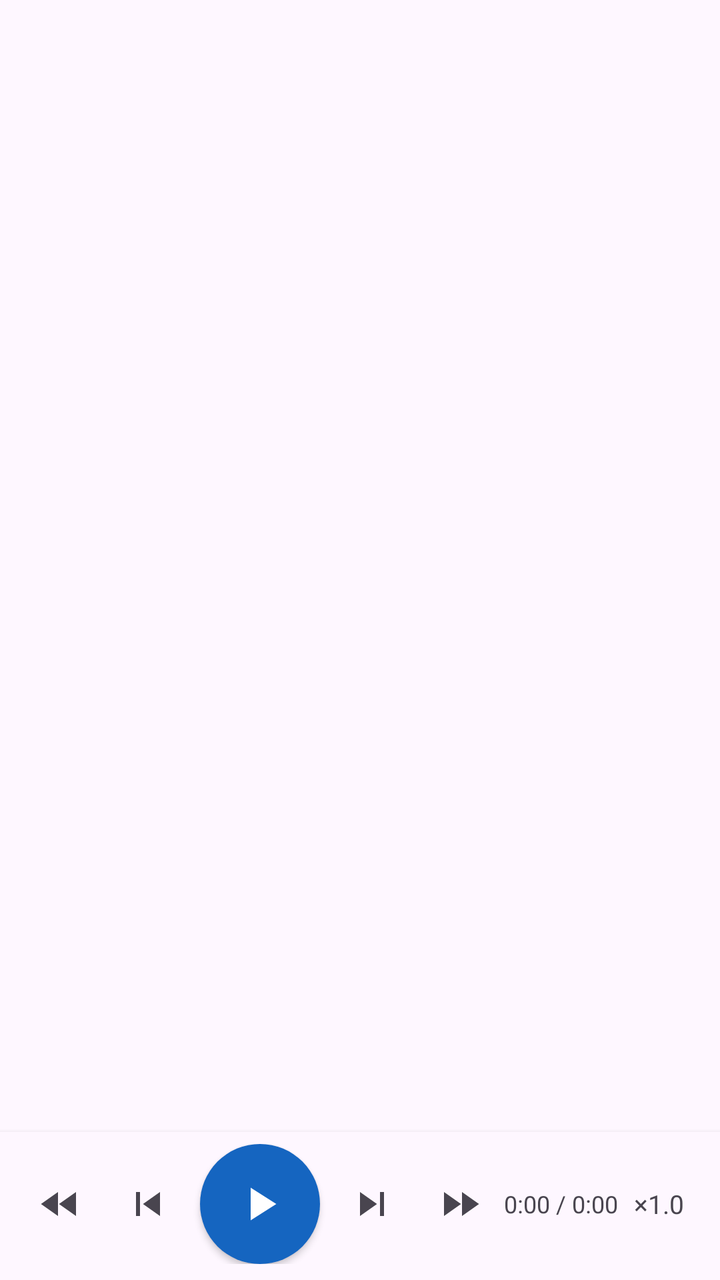
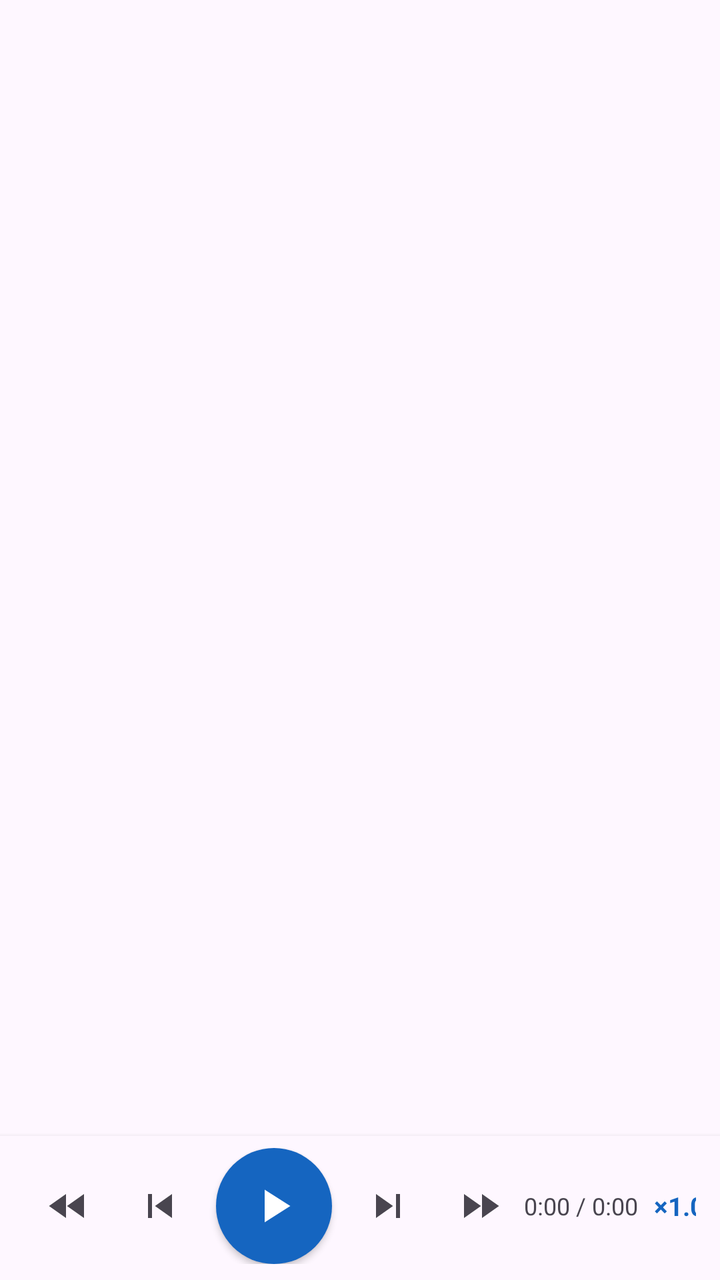

Compare the two renders of this Android layout. The source of the first and the diff that turns it into the second are given below.
<!-- AndroidManifest.xml: application theme Theme.AReadText -->
<!-- res/layout/activity_reader.xml -->
<?xml version="1.0" encoding="utf-8"?>
<LinearLayout xmlns:android="http://schemas.android.com/apk/res/android"
    xmlns:app="http://schemas.android.com/apk/res-auto"
    android:id="@+id/root"
    android:layout_width="match_parent"
    android:layout_height="match_parent"
    android:orientation="vertical">

    <com.google.android.material.appbar.MaterialToolbar
        android:id="@+id/toolbar"
        android:layout_width="match_parent"
        android:layout_height="?attr/actionBarSize"
        android:background="?attr/colorSurface"
        app:titleTextAppearance="@style/TextAppearance.AppCompat.Widget.ActionBar.Title">

        <LinearLayout
            android:layout_width="wrap_content"
            android:layout_height="match_parent"
            android:gravity="center_vertical"
            android:orientation="vertical">

            <TextView
                android:id="@+id/toolbarTitle"
                android:layout_width="wrap_content"
                android:layout_height="wrap_content"
                android:ellipsize="end"
                android:maxWidth="220dp"
                android:singleLine="true"
                android:textSize="16sp"
                android:textStyle="bold" />

            <LinearLayout
                android:layout_width="wrap_content"
                android:layout_height="wrap_content"
                android:orientation="horizontal">

                <TextView
                    android:id="@+id/chapterTitle"
                    android:layout_width="wrap_content"
                    android:layout_height="wrap_content"
                    android:ellipsize="end"
                    android:maxWidth="160dp"
                    android:singleLine="true"
                    android:textSize="11sp" />

                <TextView
                    android:id="@+id/chapterCounter"
                    android:layout_width="wrap_content"
                    android:layout_height="wrap_content"
                    android:layout_marginStart="6dp"
                    android:textSize="11sp" />
            </LinearLayout>
        </LinearLayout>
    </com.google.android.material.appbar.MaterialToolbar>

    <FrameLayout
        android:layout_width="match_parent"
        android:layout_height="0dp"
        android:layout_weight="1">

        <androidx.recyclerview.widget.RecyclerView
            android:id="@+id/readerList"
            android:layout_width="match_parent"
            android:layout_height="match_parent"
            android:clipToPadding="false"
            android:paddingStart="20dp"
            android:paddingTop="12dp"
            android:paddingEnd="20dp"
            android:paddingBottom="24dp"
            android:scrollbars="vertical" />

        <TextView
            android:id="@+id/readingError"
            android:layout_width="wrap_content"
            android:layout_height="wrap_content"
            android:layout_gravity="bottom|center_horizontal"
            android:layout_marginBottom="8dp"
            android:background="#CC000000"
            android:padding="10dp"
            android:textColor="#FFFFFF"
            android:textSize="13sp"
            android:visibility="gone" />
    </FrameLayout>

    
    <LinearLayout
        android:id="@+id/ttsBar"
        android:layout_width="match_parent"
        android:layout_height="wrap_content"
        android:background="?attr/colorSurface"
        android:elevation="4dp"
        android:gravity="center_vertical"
        android:orientation="vertical"
        android:paddingTop="4dp"
        android:paddingBottom="8dp">

        <ProgressBar
            android:id="@+id/sentenceProgress"
            style="?android:attr/progressBarStyleHorizontal"
            android:layout_width="match_parent"
            android:layout_height="2dp"
            android:max="100"
            android:progressTint="?attr/colorPrimary"
            android:visibility="invisible" />

        <LinearLayout
            android:layout_width="match_parent"
            android:layout_height="wrap_content"
            android:gravity="center_vertical"
            android:orientation="horizontal"
            android:paddingStart="8dp"
            android:paddingEnd="8dp">

            <ImageButton
                android:id="@+id/btnPrevParagraph"
                android:layout_width="44dp"
                android:layout_height="44dp"
                android:background="?attr/selectableItemBackgroundBorderless"
                android:contentDescription="@string/prev_paragraph"
                android:src="@drawable/ic_prev_para" />

            <ImageButton
                android:id="@+id/btnPrevSentence"
                android:layout_width="44dp"
                android:layout_height="44dp"
                android:background="?attr/selectableItemBackgroundBorderless"
                android:contentDescription="@string/prev_sentence"
                android:src="@drawable/ic_prev_sentence" />

            <ImageButton
                android:id="@+id/btnPlayPause"
                android:layout_width="60dp"
                android:layout_height="60dp"
                android:layout_marginHorizontal="4dp"
                android:background="@drawable/bg_play_circle"
                android:contentDescription="@string/play"
                android:elevation="2dp"
                android:src="@drawable/ic_play_white" />

            <ImageButton
                android:id="@+id/btnNextSentence"
                android:layout_width="44dp"
                android:layout_height="44dp"
                android:background="?attr/selectableItemBackgroundBorderless"
                android:contentDescription="@string/next_sentence"
                android:src="@drawable/ic_next_sentence" />

            <ImageButton
                android:id="@+id/btnNextParagraph"
                android:layout_width="44dp"
                android:layout_height="44dp"
                android:background="?attr/selectableItemBackgroundBorderless"
                android:contentDescription="@string/next_paragraph"
                android:src="@drawable/ic_next_para" />

            <View
                android:layout_width="0dp"
                android:layout_height="1dp"
                android:layout_weight="1" />

            <TextView
                android:id="@+id/timeLabel"
                android:layout_width="wrap_content"
                android:layout_height="wrap_content"
                android:paddingEnd="8dp"
                android:text="0:00 / 0:00"
                android:textSize="12sp"
                android:textColor="?android:attr/textColorSecondary" />

            <TextView
                android:id="@+id/speedLabel"
                android:layout_width="wrap_content"
                android:layout_height="wrap_content"
                android:paddingEnd="4dp"
                android:text="×1.0"
                android:textSize="13sp" />

            <ImageButton
                android:id="@+id/btnSpeed"
                android:layout_width="40dp"
                android:layout_height="40dp"
                android:background="?attr/selectableItemBackgroundBorderless"
                android:contentDescription="@string/speed"
                android:src="@drawable/ic_speed" />
        </LinearLayout>
    </LinearLayout>
</LinearLayout>
<!-- resources referenced by this layout -->
<resources>
  <!-- drawable bg_play_circle (drawable) -->
  <?xml version="1.0" encoding="utf-8"?>
  <shape xmlns:android="http://schemas.android.com/apk/res/android"
      android:shape="oval">
      <solid android:color="?attr/colorPrimary" />
  </shape>
  <!-- drawable ic_next_para (drawable) -->
  <vector xmlns:android="http://schemas.android.com/apk/res/android"
      android:width="24dp"
      android:height="24dp"
      android:viewportWidth="24"
      android:viewportHeight="24"
      android:tint="?attr/colorControlNormal">
      <path
          android:fillColor="#FFFFFFFF"
          android:pathData="M4,18l8.5,-6L4,6v12zM13,6v12l8.5,-6L13,6z" />
  </vector>
  <!-- drawable ic_next_sentence (drawable) -->
  <vector xmlns:android="http://schemas.android.com/apk/res/android"
      android:width="24dp"
      android:height="24dp"
      android:viewportWidth="24"
      android:viewportHeight="24"
      android:tint="?attr/colorControlNormal">
      <path
          android:fillColor="#FFFFFFFF"
          android:pathData="M6,18l8.5,-6L6,6v12zM16,6v12h2V6h-2z" />
  </vector>
  <!-- drawable ic_play_white (drawable) -->
  <vector xmlns:android="http://schemas.android.com/apk/res/android"
      android:width="28dp"
      android:height="28dp"
      android:viewportWidth="24"
      android:viewportHeight="24">
      <path
          android:fillColor="#FFFFFFFF"
          android:pathData="M8,5v14l11,-7z" />
  </vector>
  <!-- drawable ic_prev_para (drawable) -->
  <vector xmlns:android="http://schemas.android.com/apk/res/android"
      android:width="24dp"
      android:height="24dp"
      android:viewportWidth="24"
      android:viewportHeight="24"
      android:tint="?attr/colorControlNormal">
      <path
          android:fillColor="#FFFFFFFF"
          android:pathData="M11,18V6l-8.5,6L11,18zM20,6v12l-8.5,-6L20,6z" />
  </vector>
  <!-- drawable ic_prev_sentence (drawable) -->
  <vector xmlns:android="http://schemas.android.com/apk/res/android"
      android:width="24dp"
      android:height="24dp"
      android:viewportWidth="24"
      android:viewportHeight="24"
      android:tint="?attr/colorControlNormal">
      <path
          android:fillColor="#FFFFFFFF"
          android:pathData="M6,6h2v12H6zM9.5,12l8.5,6V6z" />
  </vector>
  <!-- drawable ic_speed (drawable) -->
  <vector xmlns:android="http://schemas.android.com/apk/res/android"
      android:width="24dp"
      android:height="24dp"
      android:viewportWidth="24"
      android:viewportHeight="24"
      android:tint="?attr/colorControlNormal">
      <path
          android:fillColor="#FFFFFFFF"
          android:pathData="M20.38,8.57l-1.23,1.85a8,8 0 0 1,-0.22 7.58H5.07A8,8 0 0 1 15.58,6.85l1.85,-1.23A10,10 0 0 0 3.35,19a2,2 0 0 0 1.72,1h13.85a2,2 0 0 0 1.74,-1a10,10 0 0 0,-0.27,-10.44zM10.59,15.41a2,2 0 0 0 2.83,0l5.66,-8.49l-8.49,5.66a2,2 0 0 0 0,2.83z" />
  </vector>
  <string name="next_paragraph">下一段</string>
  <string name="next_sentence">下一句</string>
  <string name="play">播放</string>
  <string name="prev_paragraph">上一段</string>
  <string name="prev_sentence">上一句</string>
  <string name="speed">语速</string>
  <style name="Theme.AReadText" parent="Theme.Material3.DayNight.NoActionBar">
          <item name="colorPrimary">@color/seed</item>
          <item name="colorPrimaryDark">@color/seed_dark</item>
          <item name="android:statusBarColor">?attr/colorPrimaryDark</item>
      </style>
  <color name="seed">#1565C0</color>
  <color name="seed_dark">#0D47A1</color>
</resources>

<!-- the commit's change to res/layout/activity_reader.xml (unified diff, before → after) -->
@@ -108,8 +108,8 @@
             android:layout_height="wrap_content"
             android:gravity="center_vertical"
             android:orientation="horizontal"
-            android:paddingStart="8dp"
-            android:paddingEnd="8dp">
+            android:paddingStart="12dp"
+            android:paddingEnd="12dp">
 
             <ImageButton
                 android:id="@+id/btnPrevParagraph"
@@ -123,15 +123,17 @@
                 android:id="@+id/btnPrevSentence"
                 android:layout_width="44dp"
                 android:layout_height="44dp"
+                android:layout_marginStart="2dp"
                 android:background="?attr/selectableItemBackgroundBorderless"
                 android:contentDescription="@string/prev_sentence"
                 android:src="@drawable/ic_prev_sentence" />
 
+            
             <ImageButton
                 android:id="@+id/btnPlayPause"
-                android:layout_width="60dp"
-                android:layout_height="60dp"
-                android:layout_marginHorizontal="4dp"
+                android:layout_width="58dp"
+                android:layout_height="58dp"
+                android:layout_marginHorizontal="6dp"
                 android:background="@drawable/bg_play_circle"
                 android:contentDescription="@string/play"
                 android:elevation="2dp"
@@ -141,6 +143,7 @@
                 android:id="@+id/btnNextSentence"
                 android:layout_width="44dp"
                 android:layout_height="44dp"
+                android:layout_marginEnd="2dp"
                 android:background="?attr/selectableItemBackgroundBorderless"
                 android:contentDescription="@string/next_sentence"
                 android:src="@drawable/ic_next_sentence" />
@@ -164,8 +167,8 @@
                 android:layout_height="wrap_content"
                 android:paddingEnd="8dp"
                 android:text="0:00 / 0:00"
-                android:textSize="12sp"
-                android:textColor="?android:attr/textColorSecondary" />
+                android:textColor="?android:attr/textColorSecondary"
+                android:textSize="12sp" />
 
             <TextView
                 android:id="@+id/speedLabel"
@@ -173,7 +176,9 @@
                 android:layout_height="wrap_content"
                 android:paddingEnd="4dp"
                 android:text="×1.0"
-                android:textSize="13sp" />
+                android:textColor="?attr/colorPrimary"
+                android:textSize="13sp"
+                android:textStyle="bold" />
 
             <ImageButton
                 android:id="@+id/btnSpeed"
